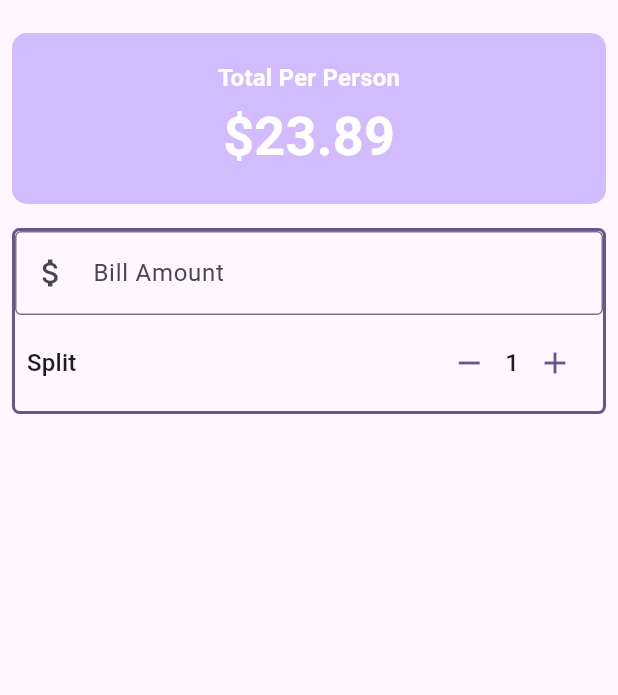
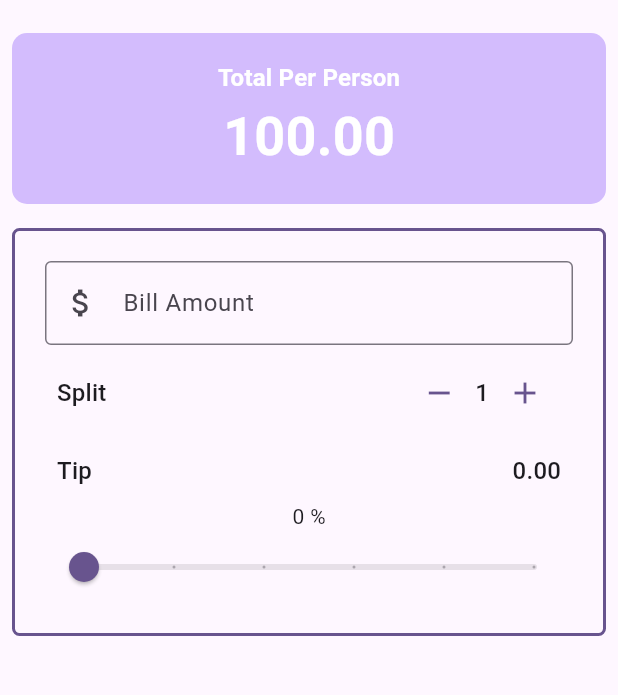
Before and after one commit to Oluwashenor/utip, a Flutter app: the screen it shows after launch, on a phone screen of 412 x 824 dp, the part 63-758 px from its top. Run offline on Flutter 3.47's test engine with Material 3 defaults, Android fonts, the phone set to English and light mode, and no system bars; missing offline and left inert: dart:ffi.

Commit message:
refactor final

```diff
--- a/lib/main.dart
+++ b/lib/main.dart
@@ -1,6 +1,12 @@
+import 'dart:ffi';
+
 import 'package:flutter/material.dart';
+import 'package:utip/widgets/tip_row.dart';
 
+import 'widgets/bill_amount.dart';
 import 'widgets/person_counter.dart';
+import 'widgets/tip_slider.dart';
+import 'widgets/total_per_person.dart';
 
 void main() {
   runApp(const MyApp());
@@ -31,8 +37,19 @@ class UTip extends StatefulWidget {
 
 class _UTipState extends State<UTip> {
   int _personCount = 1;
+  double _tipPercentage = 0.0;
+  double _billTotal = 100;
 
   //Methods
+
+  double totalPerPerson() {
+    return (((_billTotal * _tipPercentage) + (_billTotal)) / _personCount);
+  }
+
+  double totalTip() {
+    return ((_billTotal * _tipPercentage));
+  }
+
   void increment() {
     setState(() {
       _personCount++;
@@ -50,6 +67,8 @@ class _UTipState extends State<UTip> {
   @override
   Widget build(BuildContext context) {
     var theme = Theme.of(context);
+    double total = totalPerPerson();
+    double totalT = totalTip();
     final style = theme.textTheme.titleMedium?.copyWith(
         color: theme.colorScheme.onPrimary, fontWeight: FontWeight.bold);
     return Scaffold(
@@ -59,42 +78,24 @@ class _UTipState extends State<UTip> {
       body: Column(
         crossAxisAlignment: CrossAxisAlignment.stretch,
         children: [
+          TotalPerPerson(style: style, total: total, theme: theme),
           Padding(
             padding: const EdgeInsets.all(8.0),
             child: Container(
-                padding: const EdgeInsets.all(18),
-                decoration: BoxDecoration(
-                    color: Theme.of(context).colorScheme.inversePrimary,
-                    borderRadius: BorderRadius.circular(10)),
-                child: Column(
-                  children: [
-                    Text(
-                      'Total Per Person',
-                      style: style,
-                    ),
-                    Text('\$23.89',
-                        style: style?.copyWith(
-                            color: theme.colorScheme.onPrimary,
-                            fontSize: theme.textTheme.displaySmall?.fontSize))
-                  ],
-                )),
-          ),
-          Padding(
-            padding: const EdgeInsets.all(8.0),
-            child: Container(
+                padding: const EdgeInsets.all(20),
                 decoration: BoxDecoration(
                     borderRadius: BorderRadius.circular(5),
                     border:
                         Border.all(color: theme.colorScheme.primary, width: 2)),
                 child: Column(
                   children: [
-                    TextField(
-                        decoration: const InputDecoration(
-                            border: OutlineInputBorder(),
-                            prefixIcon: Icon(Icons.attach_money),
-                            labelText: 'Bill Amount'),
-                        keyboardType: TextInputType.number,
-                        onChanged: (String value) {}),
+                    BillAmountField(
+                        billAmount: _billTotal.toString(),
+                        onChanged: (value) {
+                          setState(() {
+                            _billTotal = double.parse(value);
+                          });
+                        }),
                     Padding(
                       padding: const EdgeInsets.all(8.0),
                       child: Row(
@@ -109,6 +110,19 @@ class _UTipState extends State<UTip> {
                           )
                         ],
                       ),
+                    ),
+                    Padding(
+                      padding: const EdgeInsets.all(8.0),
+                      child: TipRow(theme: theme, totalT: totalT),
+                    ),
+                    Text('${(_tipPercentage * 100).round()} %'),
+                    TipSlider(
+                      tipPercentage: _tipPercentage,
+                      onChanged: (double value) {
+                        setState(() {
+                          _tipPercentage = value;
+                        });
+                      },
                     )
                   ],
                 )),
--- /dev/null
+++ b/lib/widgets/bill_amount.dart
@@ -0,0 +1,22 @@
+import 'package:flutter/material.dart';
+
+class BillAmountField extends StatelessWidget {
+  const BillAmountField(
+      {super.key, required this.billAmount, required this.onChanged});
+
+  final String billAmount;
+  final ValueChanged<String> onChanged;
+
+  @override
+  Widget build(BuildContext context) {
+    return TextField(
+        decoration: const InputDecoration(
+            border: OutlineInputBorder(),
+            prefixIcon: Icon(Icons.attach_money),
+            labelText: 'Bill Amount'),
+        keyboardType: TextInputType.number,
+        onChanged: (String value) {
+          onChanged(value);
+        });
+  }
+}
--- /dev/null
+++ b/lib/widgets/tip_row.dart
@@ -0,0 +1,23 @@
+import 'package:flutter/material.dart';
+
+class TipRow extends StatelessWidget {
+  const TipRow({
+    super.key,
+    required this.theme,
+    required this.totalT,
+  });
+
+  final ThemeData theme;
+  final double totalT;
+
+  @override
+  Widget build(BuildContext context) {
+    return Row(
+      mainAxisAlignment: MainAxisAlignment.spaceBetween,
+      children: [
+        Text('Tip', style: theme.textTheme.titleMedium),
+        Text(totalT.toStringAsFixed(2), style: theme.textTheme.titleMedium),
+      ],
+    );
+  }
+}
--- /dev/null
+++ b/lib/widgets/tip_slider.dart
@@ -0,0 +1,24 @@
+import 'package:flutter/material.dart';
+
+class TipSlider extends StatelessWidget {
+  const TipSlider({
+    super.key,
+    required double tipPercentage,
+    required this.onChanged,
+  }) : _tipPercentage = tipPercentage;
+
+  final double _tipPercentage;
+  final ValueChanged<double> onChanged;
+
+  @override
+  Widget build(BuildContext context) {
+    return Slider(
+      value: _tipPercentage,
+      onChanged: onChanged,
+      min: 0.0,
+      max: 0.5,
+      divisions: 5,
+      label: '${(_tipPercentage * 100).round()} %',
+    );
+  }
+}
--- /dev/null
+++ b/lib/widgets/total_per_person.dart
@@ -0,0 +1,38 @@
+import 'package:flutter/material.dart';
+
+class TotalPerPerson extends StatelessWidget {
+  const TotalPerPerson({
+    super.key,
+    required this.style,
+    required this.total,
+    required this.theme,
+  });
+
+  final TextStyle? style;
+  final double total;
+  final ThemeData theme;
+
+  @override
+  Widget build(BuildContext context) {
+    return Padding(
+      padding: const EdgeInsets.all(8.0),
+      child: Container(
+          padding: const EdgeInsets.all(18),
+          decoration: BoxDecoration(
+              color: Theme.of(context).colorScheme.inversePrimary,
+              borderRadius: BorderRadius.circular(10)),
+          child: Column(
+            children: [
+              Text(
+                'Total Per Person',
+                style: style,
+              ),
+              Text(total.toStringAsFixed(2),
+                  style: style?.copyWith(
+                      color: theme.colorScheme.onPrimary,
+                      fontSize: theme.textTheme.displaySmall?.fontSize))
+            ],
+          )),
+    );
+  }
+}
```
